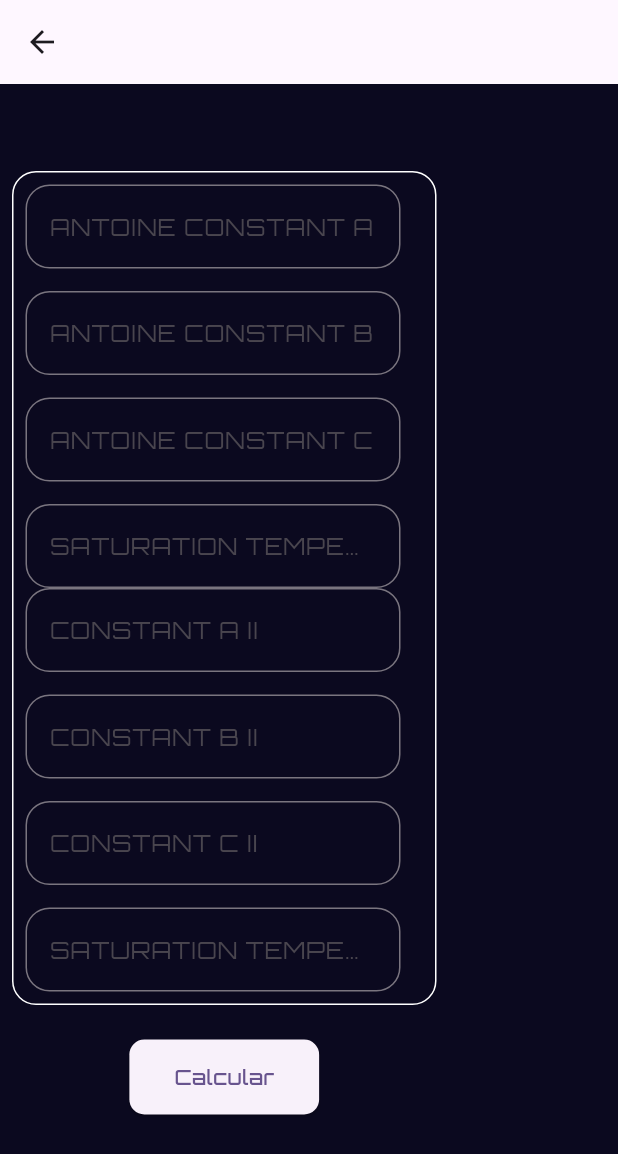
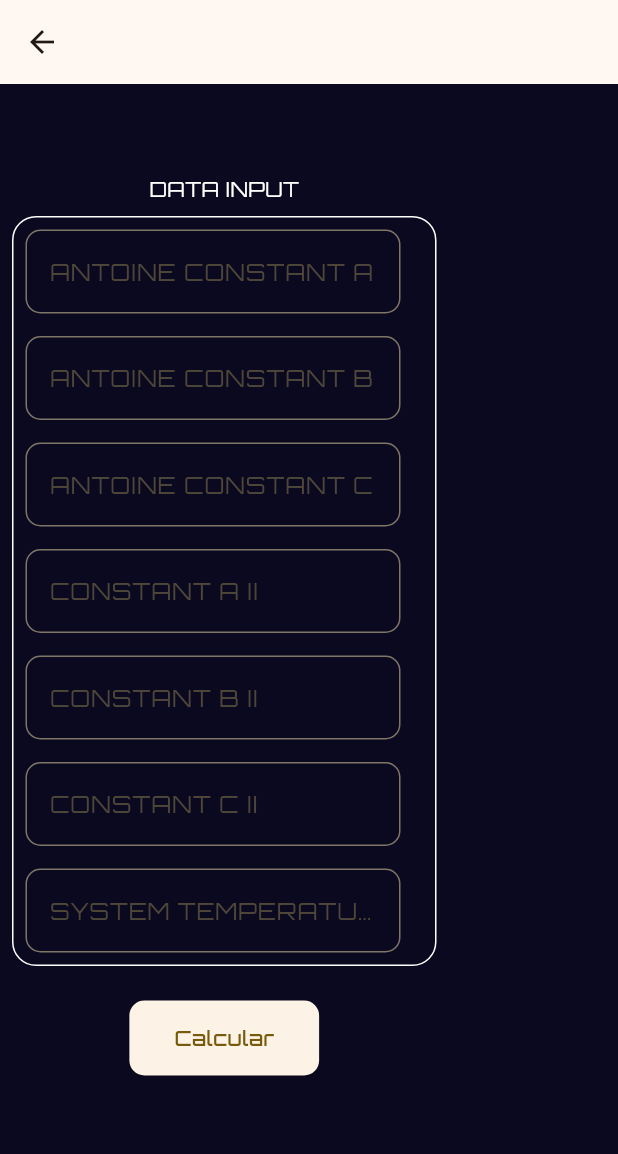
Before and after one commit to DanielSA2004/BinaryMixx, a Flutter app: the MymainApp screen opened directly, on a phone screen of 412 x 824 dp. Shown: the top 1154 px of the screen. Run offline on Flutter 3.47's test engine with Material 3 defaults, Android fonts, the phone set to English and light mode, and no system bars; our stand-ins replace google_fonts.

Commit message:
APPDATE 151224:1-18

```diff
--- a/lib/Start/appmain.dart
+++ b/lib/Start/appmain.dart
@@ -1,6 +1,7 @@
 import 'package:flutter/material.dart';
 import 'package:google_fonts/google_fonts.dart';
 import 'dart:math';
+import 'dart:io';
 
 class MymainApp extends StatefulWidget {
   const MymainApp({super.key, required this.title});
@@ -15,7 +16,7 @@ class _MymainAppState extends State<MymainApp> {
   final TextEditingController _controllerA = TextEditingController();
   final TextEditingController _controllerB = TextEditingController();
   final TextEditingController _controllerC = TextEditingController();
-  final TextEditingController _controllerT = TextEditingController();
+
   final TextEditingController _controllerAI = TextEditingController();
   final TextEditingController _controllerBI = TextEditingController();
   final TextEditingController _controllerCI = TextEditingController();
@@ -31,16 +32,22 @@ class _MymainAppState extends State<MymainApp> {
         alignment: Alignment.centerLeft,
         child: Column(
           children: [
-            SizedBox(height: 50),
+            SizedBox(height: 60),
+            Text(
+              'DATA INPUT',
+              style: GoogleFonts.orbitron(color: Colors.white),
+            ),
             Padding(
               padding: const EdgeInsets.all(8.0),
               child: Container(
                 decoration: BoxDecoration(
                   border: Border.all(
-                    color: const Color.fromARGB(255, 255, 255, 255), // Color del borde
+                    color: const Color.fromARGB(
+                        255, 255, 255, 255), // Color del borde
                     width: 1, // Ancho del borde
                   ),
-                  borderRadius: BorderRadius.circular(16), // Esquinas redondeadas
+                  borderRadius:
+                      BorderRadius.circular(16), // Esquinas redondeadas
                 ),
                 padding: EdgeInsets.all(8.0), // Espaciado interno
                 child: Wrap(
@@ -60,7 +67,7 @@ class _MymainAppState extends State<MymainApp> {
                               labelStyle: GoogleFonts.orbitron(),
                               labelText: 'ANTOINE CONSTANT A',
                               border: OutlineInputBorder(
-                                  borderRadius: BorderRadius.circular(16)),
+                                  borderRadius: BorderRadius.circular(10)),
                             ),
                           ),
                         ),
@@ -78,7 +85,7 @@ class _MymainAppState extends State<MymainApp> {
                               labelStyle: GoogleFonts.orbitron(),
                               labelText: 'ANTOINE CONSTANT B',
                               border: OutlineInputBorder(
-                                  borderRadius: BorderRadius.circular(16)),
+                                  borderRadius: BorderRadius.circular(10)),
                             ),
                           ),
                         ),
@@ -96,28 +103,11 @@ class _MymainAppState extends State<MymainApp> {
                               labelStyle: GoogleFonts.orbitron(),
                               labelText: 'ANTOINE CONSTANT C',
                               border: OutlineInputBorder(
-                                  borderRadius: BorderRadius.circular(16)),
+                                  borderRadius: BorderRadius.circular(10)),
                             ),
                           ),
                         ),
                         SizedBox(height: 15),
-                        SizedBox(
-                          width: 250,
-                          child: TextField(
-                            controller: _controllerT,
-                            style: GoogleFonts.orbitron(
-                                textStyle: TextStyle(
-                                    color: const Color.fromARGB(
-                                        255, 251, 251, 251))),
-                            keyboardType: TextInputType.number,
-                            decoration: InputDecoration(
-                              labelStyle: GoogleFonts.orbitron(),
-                              labelText: 'SATURATION TEMPERATURE',
-                              border: OutlineInputBorder(
-                                  borderRadius: BorderRadius.circular(16)),
-                            ),
-                          ),
-                        ),
                       ],
                     ),
                     SizedBox(width: 15),
@@ -136,7 +126,7 @@ class _MymainAppState extends State<MymainApp> {
                               labelStyle: GoogleFonts.orbitron(),
                               labelText: 'CONSTANT A II',
                               border: OutlineInputBorder(
-                                  borderRadius: BorderRadius.circular(16)),
+                                  borderRadius: BorderRadius.circular(10)),
                             ),
                           ),
                         ),
@@ -154,7 +144,7 @@ class _MymainAppState extends State<MymainApp> {
                               labelStyle: GoogleFonts.orbitron(),
                               labelText: 'CONSTANT B II',
                               border: OutlineInputBorder(
-                                  borderRadius: BorderRadius.circular(16)),
+                                  borderRadius: BorderRadius.circular(10)),
                             ),
                           ),
                         ),
@@ -172,7 +162,7 @@ class _MymainAppState extends State<MymainApp> {
                               labelStyle: GoogleFonts.orbitron(),
                               labelText: 'CONSTANT C II',
                               border: OutlineInputBorder(
-                                  borderRadius: BorderRadius.circular(16)),
+                                  borderRadius: BorderRadius.circular(10)),
                             ),
                           ),
                         ),
@@ -188,9 +178,9 @@ class _MymainAppState extends State<MymainApp> {
                             keyboardType: TextInputType.number,
                             decoration: InputDecoration(
                               labelStyle: GoogleFonts.orbitron(),
-                              labelText: 'SATURATION TEMPERATURE II',
+                              labelText: 'SYSTEM TEMPERATURE',
                               border: OutlineInputBorder(
-                                  borderRadius: BorderRadius.circular(16)),
+                                  borderRadius: BorderRadius.circular(10)),
                             ),
                           ),
                         ),
@@ -201,13 +191,14 @@ class _MymainAppState extends State<MymainApp> {
               ),
             ),
             SizedBox(height: 15),
+            //BOTON CALCULAR
             ElevatedButton(
               onPressed: () {
                 // Convierte el texto a número (si es válido)
                 double? valorA = double.tryParse(_controllerA.text);
                 double? valorB = double.tryParse(_controllerB.text);
                 double? valorC = double.tryParse(_controllerA.text);
-                double? valorT = double.tryParse(_controllerT.text);
+
                 double? valorAI = double.tryParse(_controllerAI.text);
                 double? valorBI = double.tryParse(_controllerBI.text);
                 double? valorCI = double.tryParse(_controllerAI.text);
@@ -216,16 +207,59 @@ class _MymainAppState extends State<MymainApp> {
                 if (valorA != null &&
                     valorB != null &&
                     valorC != null &&
-                    valorT != null &&
                     valorAI != null &&
                     valorBI != null &&
                     valorCI != null &&
                     valorTI != null) {
                   setState(() {
                     // ignore: unused_local_variable, non_constant_identifier_names
-                    double PsatI = exp(valorA - (valorB / (valorT + valorC)));
+                    double PsatI = exp(valorA - (valorB / (valorTI + valorC)));
                     // ignore: unused_local_variable, non_constant_identifier_names
-                    double PsatII = exp(valorAI - (valorBI / (valorTI + valorCI)));
+                    double PsatII =
+                        exp(valorAI - (valorBI / (valorTI + valorCI)));
+
+                    List<double> x_1 = [
+                      0,
+                      0.1,
+                      0.2,
+                      0.3,
+                      0.4,
+                      0.5,
+                      0.6,
+                      0.7,
+                      0.8,
+                      0.9,
+                      1
+                    ];
+
+                    // ignore: unused_local_variable
+                    List<double> x_2 = [
+                      1,
+                      0.9,
+                      0.8,
+                      0.7,
+                      0.6,
+                      0.5,
+                      0.4,
+                      0.3,
+                      0.2,
+                      0.1,
+                      0
+                    ];
+
+                    // ignore: unused_local_variable
+                    List<double> P = List.filled(x_1.length, 0.0);
+                    // ignore: unused_local_variable
+                    List<double> y_1 = List.filled(x_1.length, 0.0);
+                    // ignore: unused_local_variable
+                    List<double> y_2 = List.filled(x_1.length, 0.0);
+
+                    for (int i = 0; i < x_1.length; i++) {
+                      P[i] = x_1[i] * PsatI + x_2[i] * PsatII;
+                      y_1[i] = x_1[i] * PsatI / P[i];
+                    }
+                    resultado = P[1];
+                    // ignore: unused_local_variable
                   });
                 }
               },
@@ -238,7 +272,8 @@ class _MymainAppState extends State<MymainApp> {
             if (resultado != null)
               Text(
                 "Resultado: $resultado",
-                style: GoogleFonts.orbitron(textStyle: TextStyle(color: Colors.white)),
+                style: GoogleFonts.orbitron(
+                    textStyle: TextStyle(color: Colors.white)),
               ),
           ],
         ),
--- a/lib/main.dart
+++ b/lib/main.dart
@@ -16,7 +16,8 @@ class MyApp extends StatelessWidget {
     return MaterialApp(
       title: 'Flutter Demo',
       theme: ThemeData(
-        colorScheme: ColorScheme.fromSeed(seedColor: Colors.deepPurple),
+        colorScheme: ColorScheme.fromSeed(
+            seedColor: const Color.fromARGB(255, 255, 221, 149)),
         useMaterial3: true,
       ),
       home: const MyHomePage(title: 'Flutter Demo Home Page'),
```
